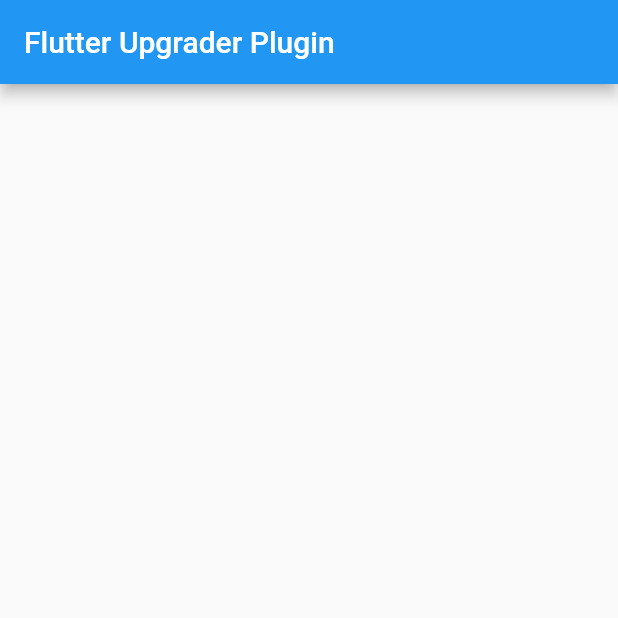
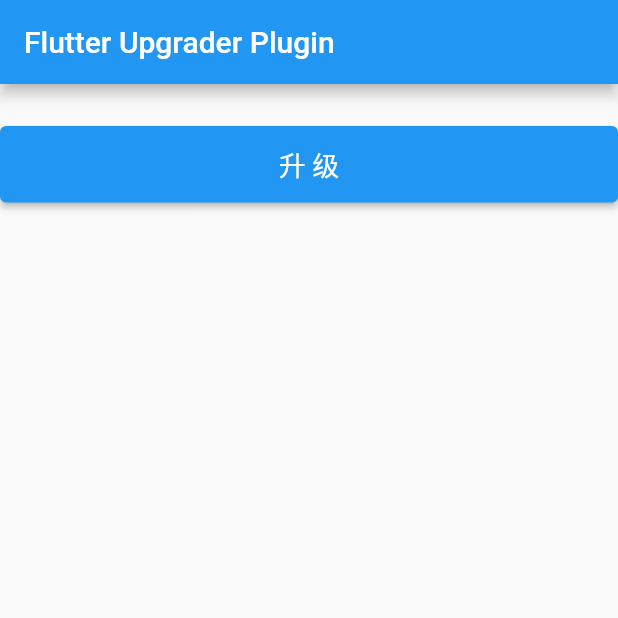
Before and after one commit to flutter-library-provider/FlutterUpgrader, a Flutter app: the screen it shows after launch, on a phone screen of 412 x 824 dp, the top half of it. Run offline on Flutter 3.47's test engine with Material 2 defaults, Android fonts, the phone set to English and light mode, and no system bars; our stand-ins replace dio.

Commit message:
docs: Add README.md and example

```diff
--- a/example/lib/main.dart
+++ b/example/lib/main.dart
@@ -1,4 +1,6 @@
+import 'dart:io';
 import 'package:flutter/material.dart';
+import 'package:flutter_upgrader/flutter_upgrader.dart';
 
 void main() {
   runApp(const MyApp());
@@ -19,7 +21,50 @@ class _MyAppState extends State<MyApp> {
         appBar: AppBar(
           title: const Text('Flutter Upgrader Plugin'),
         ),
-        body: Container(),
+        body: Padding(
+          padding: const EdgeInsets.only(top: 28.0),
+          child: Row(
+            children: [
+              Expanded(
+                child: ElevatedButton(
+                  style: ElevatedButtonTheme.of(context).style,
+                  child: const Padding(
+                    padding: EdgeInsets.all(12.0),
+                    child: Text(
+                      '升 级',
+                      style: TextStyle(fontSize: 18),
+                    ),
+                  ),
+                  onPressed: () {
+                    final Future<AppUpgradeInfo> appUpgradeInfo = Future.value(
+                      AppUpgradeInfo(
+                        title: '更新提示',
+                        contents: ['有新版本哟,请更新～'],
+                        force: true,
+                      ),
+                    );
+
+                    if (Platform.isAndroid) {
+                      AppUpgradeManager.upgrade(
+                        context,
+                        appUpgradeInfo,
+                        appMarketInfo: AppMarketManager.huaWei,
+                      );
+                    }
+
+                    if (Platform.isIOS) {
+                      AppUpgradeManager.upgrade(
+                        context,
+                        appUpgradeInfo,
+                        iosAppId: 'idxxxxxx',
+                      );
+                    }
+                  },
+                ),
+              ),
+            ],
+          ),
+        ),
       ),
     );
   }
--- a/lib/flutter_upgrader_view.dart
+++ b/lib/flutter_upgrader_view.dart
@@ -262,11 +262,13 @@ class SimpleUpgradeViewWidgetState extends State<SimpleUpgradeViewWidget> {
 
           if (Platform.isIOS) {
             FlutterUpgradeChanneler.jumpAppStore(widget.iosAppId);
+            Navigator.of(context).pop();
             return;
           }
 
           if (widget.downloadUrl == null || widget.downloadUrl!.isEmpty) {
             FlutterUpgradeChanneler.jumpMarket(widget.appMarketInfo);
+            Navigator.of(context).pop();
             return;
           }
 
--- a/pubspec.yaml
+++ b/pubspec.yaml
@@ -1,7 +1,7 @@
 name: flutter_upgrader
 description: A Flutter App Upgrader plugin.
-version: 1.0.1
-homepage:
+homepage: https://github.com/linpengteng/flutter_upgrader
+version: 1.0.2
 
 environment:
   sdk: '>=2.18.6 <3.0.0'
```
Also changed, not shown: example/pubspec.lock, 5 other files.
